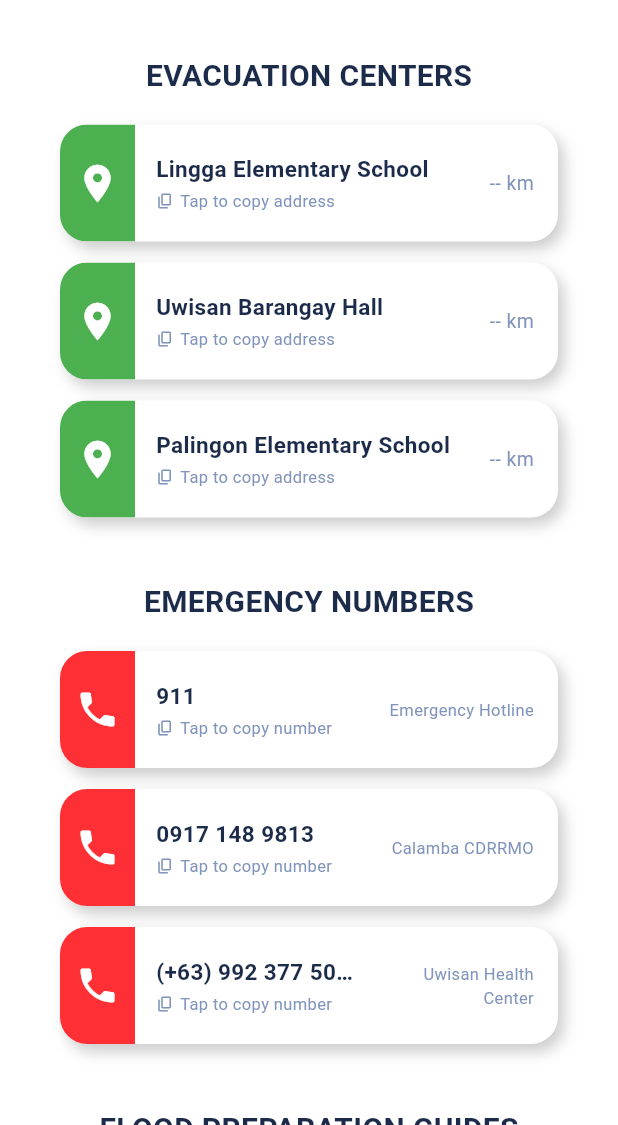
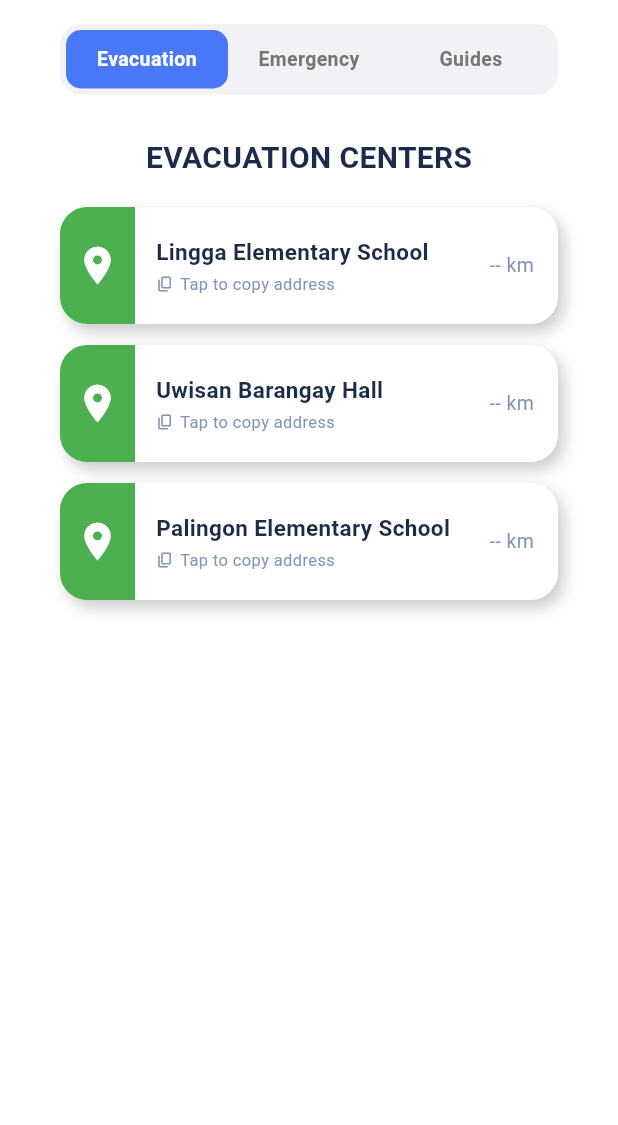
Before and after one commit to Mangobject-oriented/DETECT-CO, a Flutter app: the EvacuateTab screen opened directly, on a phone screen of 412 x 824 dp, the part 111-1236 px from its top. Run offline on Flutter 3.47's test engine with Material 3 defaults, Android fonts, the phone set to English and light mode, and no system bars; our stand-ins replace curved_navigation_bar, firebase_core, firebase_database, firebase_messaging, flutter_local_notifications, flutter_map and 3 more; accounts and stored records are empty; network calls fail.

Commit message:
Updated evacuate tab

```diff
--- a/lib/pages/evacuate.dart
+++ b/lib/pages/evacuate.dart
@@ -1,4 +1,3 @@
-
 import 'package:flutter/material.dart';
 import 'package:flutter/services.dart';
 
@@ -6,8 +5,25 @@ import 'package:detectco/main.dart'; // for isDarkModeNotifier
 import 'package:detectco/pages/survival_kit_prep.dart';
 import 'package:detectco/pages/during_after_flood.dart';
 
-class EvacuateTab extends StatelessWidget {
+class EvacuateTab extends StatefulWidget {
   const EvacuateTab({super.key});
+
+  @override
+  State<EvacuateTab> createState() => _EvacuateTabState();
+}
+
+class _EvacuateTabState extends State<EvacuateTab> {
+  // 0 = Evacuation Centers, 1 = Emergency Numbers, 2 = Flood Prep Guides
+  int _selectedSection = 0;
+
+  late final PageController _pageController =
+      PageController(initialPage: _selectedSection);
+
+  @override
+  void dispose() {
+    _pageController.dispose();
+    super.dispose();
+  }
 
   // =====================================================
   // COPY TO CLIPBOARD
@@ -48,133 +64,66 @@ class EvacuateTab extends StatelessWidget {
   }
 
   // =====================================================
-  // FLOATING BURGER MENU
+  // SEGMENTED SECTION TABS
   // =====================================================
 
-  void _showMenu(
-    BuildContext menuContext,
-    bool isDarkMode,
-  ) {
-    final RenderBox button =
-        menuContext.findRenderObject() as RenderBox;
+  Widget _sectionTabs(bool isDarkMode) {
+    final labels = ['Evacuation', 'Emergency', 'Guides'];
 
-    final RenderBox overlay =
-        Overlay.of(menuContext)
-            .context
-            .findRenderObject() as RenderBox;
-
-    final Offset position = button.localToGlobal(
-      Offset.zero,
-      ancestor: overlay,
-    );
-
-    showMenu<String>(
-      context: menuContext,
-      position: RelativeRect.fromLTRB(
-        position.dx - 155,
-        position.dy + 48,
-        overlay.size.width -
-            position.dx -
-            button.size.width,
-        0,
-      ),
+    return Container(
+      margin: const EdgeInsets.only(top: 16, bottom: 8),
+      padding: const EdgeInsets.all(4),
+      decoration: BoxDecoration(
         color: isDarkMode
             ? const Color(0xFF303030)
-          : Colors.white,
-      elevation: 8,
-      shape: RoundedRectangleBorder(
-        borderRadius: BorderRadius.circular(12),
+            : const Color(0xFFF0F2F5),
+        borderRadius: BorderRadius.circular(14),
       ),
-      items: [
-        PopupMenuItem<String>(
-          value: 'how_to_use',
-          height: 52,
       child: Row(
-            children: [
-              Icon(
-                Icons.help,
-                color: isDarkMode
+        children: List.generate(labels.length, (index) {
+          final bool isSelected = _selectedSection == index;
+
+          return Expanded(
+            child: GestureDetector(
+              onTap: () {
+                setState(() {
+                  _selectedSection = index;
+                });
+
+                _pageController.animateToPage(
+                  index,
+                  duration: const Duration(milliseconds: 300),
+                  curve: Curves.easeInOut,
+                );
+              },
+              child: AnimatedContainer(
+                duration: const Duration(milliseconds: 200),
+                padding: const EdgeInsets.symmetric(vertical: 10),
+                decoration: BoxDecoration(
+                  color: isSelected
+                      ? const Color.fromARGB(255, 72, 119, 247)
+                      : Colors.transparent,
+                  borderRadius: BorderRadius.circular(10),
+                ),
+                child: Text(
+                  labels[index],
+                  textAlign: TextAlign.center,
+                  style: TextStyle(
+                    fontSize: 13,
+                    fontWeight: FontWeight.bold,
+                    color: isSelected
                         ? Colors.white
-                    : const Color(0xFF1D2B4A),
-                size: 22,
-              ),
-              const SizedBox(width: 12),
-              Text(
-                'How to Use',
-                style: TextStyle(
-                  color: isDarkMode
-                      ? Colors.white
-                      : const Color(0xFF1D2B4A),
-                  fontSize: 16,
+                        : (isDarkMode
+                            ? Colors.grey[400]
+                            : Colors.grey[600]),
                   ),
                 ),
-            ],
               ),
             ),
-        PopupMenuItem<String>(
-          value: 'terms',
-          height: 52,
-          child: Row(
-            children: [
-              Icon(
-                Icons.description,
-                color: isDarkMode
-                    ? Colors.white
-                    : const Color(0xFF1D2B4A),
-                size: 22,
+          );
+        }),
       ),
-              const SizedBox(width: 12),
-              Text(
-                'Terms of Service',
-                style: TextStyle(
-                  color: isDarkMode
-                      ? Colors.white
-                      : const Color(0xFF1D2B4A),
-                  fontSize: 16,
-                ),
-              ),
-            ],
-          ),
-        ),
-        PopupMenuItem<String>(
-          value: 'about',
-          height: 52,
-          child: Row(
-            children: [
-              Icon(
-                Icons.info,
-                color: isDarkMode
-                    ? Colors.white
-                    : const Color(0xFF1D2B4A),
-                size: 22,
-              ),
-              const SizedBox(width: 12),
-              Text(
-                'About app',
-                style: TextStyle(
-                  color: isDarkMode
-                      ? Colors.white
-                      : const Color(0xFF1D2B4A),
-                  fontSize: 16,
-                ),
-              ),
-            ],
-          ),
-        ),
-      ],
-    ).then((value) {
-      if (value == 'how_to_use') {
-        // TODO
-      }
-
-      if (value == 'terms') {
-        // TODO
-      }
-
-      if (value == 'about') {
-        // TODO
-      }
-    });
+    );
   }
 
   // =====================================================
@@ -187,7 +136,7 @@ class EvacuateTab extends StatelessWidget {
   ) {
     return Padding(
       padding: const EdgeInsets.only(
-        top: 28,
+        top: 12,
         bottom: 18,
       ),
       child: Center(
@@ -243,10 +192,6 @@ class EvacuateTab extends StatelessWidget {
         ),
         child: Row(
           children: [
-            // =================================================
-            // GREEN LOCATION BOX
-            // =================================================
-
             Container(
               width: 50,
               height: double.infinity,
@@ -257,19 +202,11 @@ class EvacuateTab extends StatelessWidget {
                 size: 30,
               ),
             ),
-
             const SizedBox(width: 14),
-
-            // =================================================
-            // CENTER NAME
-            // =================================================
-
             Expanded(
               child: Column(
-                mainAxisAlignment:
-                    MainAxisAlignment.center,
-                crossAxisAlignment:
-                    CrossAxisAlignment.start,
+                mainAxisAlignment: MainAxisAlignment.center,
+                crossAxisAlignment: CrossAxisAlignment.start,
                 children: [
                   Text(
                     name,
@@ -283,9 +220,7 @@ class EvacuateTab extends StatelessWidget {
                     maxLines: 2,
                     overflow: TextOverflow.ellipsis,
                   ),
-
                   const SizedBox(height: 3),
-
                   Row(
                     children: [
                       Icon(
@@ -313,14 +248,8 @@ class EvacuateTab extends StatelessWidget {
                 ],
               ),
             ),
-
-            // =================================================
-            // DISTANCE
-            // =================================================
-
             Padding(
-              padding:
-                  const EdgeInsets.only(right: 16),
+              padding: const EdgeInsets.only(right: 16),
               child: Text(
                 distance,
                 style: const TextStyle(
@@ -372,10 +301,6 @@ class EvacuateTab extends StatelessWidget {
         ),
         child: Row(
           children: [
-            // =================================================
-            // RED PHONE BOX
-            // =================================================
-
             Container(
               width: 50,
               height: double.infinity,
@@ -386,19 +311,11 @@ class EvacuateTab extends StatelessWidget {
                 size: 30,
               ),
             ),
-
             const SizedBox(width: 14),
-
-            // =================================================
-            // PHONE NUMBER + DESCRIPTION
-            // =================================================
-
             Expanded(
               child: Column(
-                mainAxisAlignment:
-                    MainAxisAlignment.center,
-                crossAxisAlignment:
-                    CrossAxisAlignment.start,
+                mainAxisAlignment: MainAxisAlignment.center,
+                crossAxisAlignment: CrossAxisAlignment.start,
                 children: [
                   Text(
                     number,
@@ -412,9 +329,7 @@ class EvacuateTab extends StatelessWidget {
                     maxLines: 1,
                     overflow: TextOverflow.ellipsis,
                   ),
-
                   const SizedBox(height: 3),
-
                   Row(
                     children: [
                       Icon(
@@ -442,16 +357,10 @@ class EvacuateTab extends StatelessWidget {
                 ],
               ),
             ),
-
-            // =================================================
-            // DESCRIPTION
-            // =================================================
-
             Flexible(
               flex: 0,
               child: Padding(
-                padding:
-                    const EdgeInsets.only(
+                padding: const EdgeInsets.only(
                   left: 8,
                   right: 16,
                 ),
@@ -508,10 +417,6 @@ class EvacuateTab extends StatelessWidget {
         ),
         child: Row(
           children: [
-            // =================================================
-            // BLUE ICON BOX
-            // =================================================
-
             Container(
               width: 50,
               height: double.infinity,
@@ -522,13 +427,7 @@ class EvacuateTab extends StatelessWidget {
                 size: 30,
               ),
             ),
-
             const SizedBox(width: 14),
-
-            // =================================================
-            // TITLE
-            // =================================================
-
             Expanded(
               child: Text(
                 title,
@@ -543,14 +442,8 @@ class EvacuateTab extends StatelessWidget {
                 overflow: TextOverflow.ellipsis,
               ),
             ),
-
-            // =================================================
-            // READ
-            // =================================================
-
             const Padding(
-              padding:
-                  EdgeInsets.only(right: 16),
+              padding: EdgeInsets.only(right: 16),
               child: Text(
                 'Read »',
                 style: TextStyle(
@@ -563,6 +456,111 @@ class EvacuateTab extends StatelessWidget {
         ),
       ),
     );
+  }
+
+  // =====================================================
+  // SECTION CONTENT
+  // =====================================================
+
+  List<Widget> _evacuationSection(
+    BuildContext context,
+    bool isDarkMode,
+  ) {
+    return [
+      _sectionTitle(
+        'EVACUATION CENTERS',
+        isDarkMode,
+      ),
+      _evacuationCard(
+        context,
+        'Lingga Elementary School',
+        '658J+7WC, Dany, Calamba, 4027 Laguna',
+        '-- km',
+        isDarkMode,
+      ),
+      _evacuationCard(
+        context,
+        'Uwisan Barangay Hall',
+        '65PF+Q9Q Uwisan, Calamba, 4027 Laguna',
+        '-- km',
+        isDarkMode,
+      ),
+      _evacuationCard(
+        context,
+        'Palingon Elementary School',
+        '658P+425, 202 Caballero St, Real, Calamba, 4027 Laguna',
+        '-- km',
+        isDarkMode,
+      ),
+    ];
+  }
+
+  List<Widget> _emergencySection(
+    BuildContext context,
+    bool isDarkMode,
+  ) {
+    return [
+      _sectionTitle(
+        'EMERGENCY NUMBERS',
+        isDarkMode,
+      ),
+      _emergencyCard(
+        context,
+        '911',
+        'Emergency Hotline',
+        isDarkMode,
+      ),
+      _emergencyCard(
+        context,
+        '0917 148 9813',
+        'Calamba CDRRMO',
+        isDarkMode,
+      ),
+      _emergencyCard(
+        context,
+        '(+63) 992 377 5096',
+        'Uwisan Health Center',
+        isDarkMode,
+      ),
+    ];
+  }
+
+  List<Widget> _guidesSection(
+    BuildContext context,
+    bool isDarkMode,
+  ) {
+    return [
+      _sectionTitle(
+        'FLOOD PREPARATION GUIDES',
+        isDarkMode,
+      ),
+      _guideCard(
+        'Survival Kit Preparation',
+        isDarkMode,
+        () {
+          Navigator.push(
+            context,
+            MaterialPageRoute(
+              builder: (context) =>
+                  const SurvivalKitPreparation(),
+            ),
+          );
+        },
+      ),
+      _guideCard(
+        'During and After Flood',
+        isDarkMode,
+        () {
+          Navigator.push(
+            context,
+            MaterialPageRoute(
+              builder: (context) =>
+                  const DuringAfterFlood(),
+            ),
+          );
+        },
+      ),
+    ];
   }
 
   // =====================================================
@@ -602,23 +600,16 @@ class EvacuateTab extends StatelessWidget {
                 child: SafeArea(
                   bottom: false,
                   child: Padding(
-                    padding:
-                        const EdgeInsets.symmetric(
+                    padding: const EdgeInsets.symmetric(
                       horizontal: 16,
                       vertical: 12,
                     ),
                     child: Row(
                       children: [
-                        // =================================================
-                        // LOGO
-                        // =================================================
-
                         GestureDetector(
                           onDoubleTap: () {
-                            isDarkModeNotifier
-                                    .value =
-                                !isDarkModeNotifier
-                                    .value;
+                            isDarkModeNotifier.value =
+                                !isDarkModeNotifier.value;
                           },
                           child: SizedBox(
                             width: 50,
@@ -628,19 +619,12 @@ class EvacuateTab extends StatelessWidget {
                             ),
                           ),
                         ),
-
                         const SizedBox(width: 8),
-
-                        // =================================================
-                        // APP NAME
-                        // =================================================
-
                         const Text(
                           'Evacuate',
                           style: TextStyle(
                             fontSize: 20,
-                            fontWeight:
-                                FontWeight.bold,
+                            fontWeight: FontWeight.bold,
                             color: Colors.white,
                           ),
                         ),
@@ -651,129 +635,75 @@ class EvacuateTab extends StatelessWidget {
               ),
 
               // =================================================
-              // PAGE CONTENT
+              // SEGMENTED TABS
+              // =================================================
+
+              Padding(
+                padding: const EdgeInsets.symmetric(
+                  horizontal: 40,
+                ),
+                child: _sectionTabs(isDarkMode),
+              ),
+
+              // =================================================
+              // PAGE CONTENT — SWIPEABLE SECTIONS
               // =================================================
 
               Expanded(
-                child: SingleChildScrollView(
-                  padding:
-                      const EdgeInsets.symmetric(
+                child: PageView(
+                  controller: _pageController,
+                  onPageChanged: (index) {
+                    setState(() {
+                      _selectedSection = index;
+                    });
+                  },
+                  children: [
+                    SingleChildScrollView(
+                      padding: const EdgeInsets.symmetric(
                         horizontal: 40,
                         vertical: 8,
                       ),
                       child: Column(
                         children: [
-                      // =================================================
-                      // EVACUATION CENTERS
-                      // =================================================
-
-                      _sectionTitle(
-                        'EVACUATION CENTERS',
+                          ..._evacuationSection(
+                            context,
                             isDarkMode,
                           ),
-
-                      _evacuationCard(
-                        context,
-                        'Lingga Elementary School',
-                        '658J+7WC, Dany, Calamba, 4027 Laguna',
-                        '-- km',
-                        isDarkMode,
-                      ),
-
-                      _evacuationCard(
-                        context,
-                        'Uwisan Barangay Hall',
-                        '65PF+Q9Q Uwisan, Calamba, 4027 Laguna',
-                        '-- km',
-                        isDarkMode,
-                      ),
-
-                      _evacuationCard(
-                        context,
-                        'Palingon Elementary School',
-                        '658P+425, 202 Caballero St, Real, Calamba, 4027 Laguna',
-                        '-- km',
-                        isDarkMode,
-                      ),
-
-                      // =================================================
-                      // EMERGENCY NUMBERS
-                      // =================================================
-
-                      _sectionTitle(
-                        'EMERGENCY NUMBERS',
-                        isDarkMode,
-                      ),
-
-                      _emergencyCard(
-                        context,
-                        '911',
-                        'Emergency Hotline',
-                        isDarkMode,
-                      ),
-
-                      _emergencyCard(
-                        context,
-                        '0917 148 9813',
-                        'Calamba CDRRMO',
-                        isDarkMode,
-                      ),
-
-                      _emergencyCard(
-                        context,
-                        '(+63) 992 377 5096',
-                        'Uwisan Health Center',
-                        isDarkMode,
-                      ),
-
-                      // =================================================
-                      // FLOOD PREPARATION GUIDES
-                      // =================================================
-
-                      _sectionTitle(
-                        'FLOOD PREPARATION GUIDES',
-                        isDarkMode,
-                      ),
-
-                      // =================================================
-                      // SURVIVAL KIT PREPARATION
-                      // =================================================
-
-                      _guideCard(
-                        'Survival Kit Preparation',
-                        isDarkMode,
-                        () {
-                          Navigator.push(
-                            context,
-                            MaterialPageRoute(
-                              builder: (context) =>
-                                  const SurvivalKitPreparation(),
-                            ),
-                          );
-                        },
-                      ),
-
-                      // =================================================
-                      // DURING AND AFTER FLOOD
-                      // =================================================
-
-                      _guideCard(
-                        'During and After Flood',
-                        isDarkMode,
-                        () {
-                          Navigator.push(
-                            context,
-                            MaterialPageRoute(
-                              builder: (context) =>
-                                  const DuringAfterFlood(),
-                            ),
-                          );
-                        },
-                      ),
-
                           const SizedBox(height: 20),
                         ],
                       ),
+                    ),
+                    SingleChildScrollView(
+                      padding: const EdgeInsets.symmetric(
+                        horizontal: 40,
+                        vertical: 8,
+                      ),
+                      child: Column(
+                        children: [
+                          ..._emergencySection(
+                            context,
+                            isDarkMode,
+                          ),
+                          const SizedBox(height: 20),
+                        ],
+                      ),
+                    ),
+                    SingleChildScrollView(
+                      padding: const EdgeInsets.symmetric(
+                        horizontal: 40,
+                        vertical: 8,
+                      ),
+                      child: Column(
+                        children: [
+                          ..._guidesSection(
+                            context,
+                            isDarkMode,
+                          ),
+                          const SizedBox(height: 20),
+                        ],
+                      ),
+                    ),
+                  ],
                 ),
               ),
             ],
```
Lines whose indentation alone changed are shown as unchanged.
